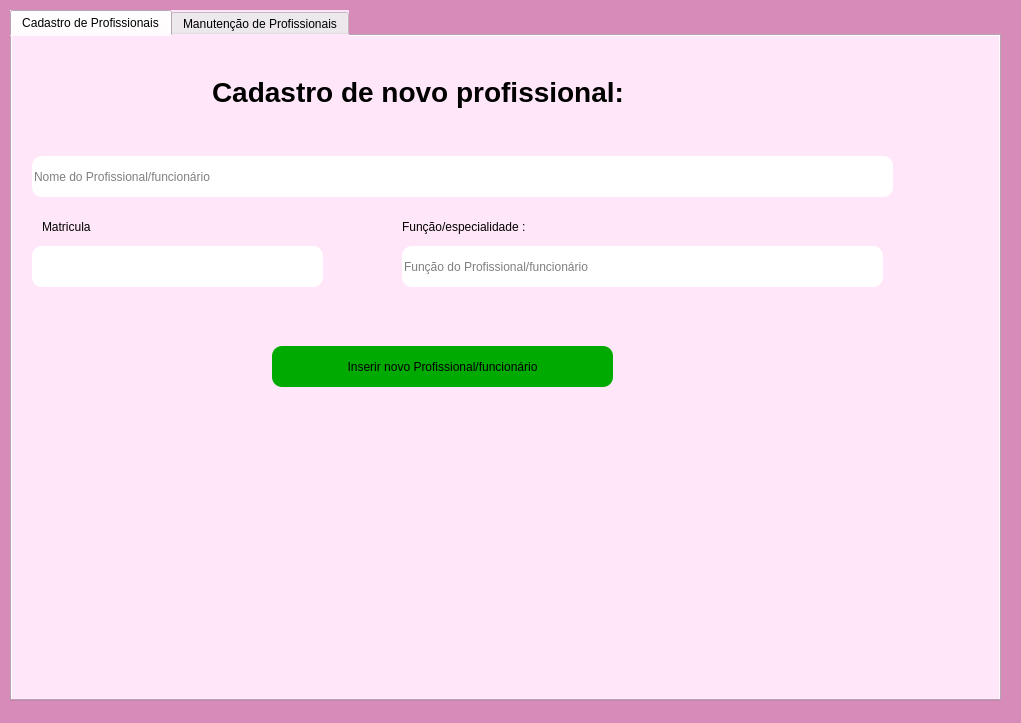
First picture: the form in telas_duda/profissionais.ui, repository JVwolfart/PROJETO-SALAO-JOVEM-PROGRAMADOR, before the edit.
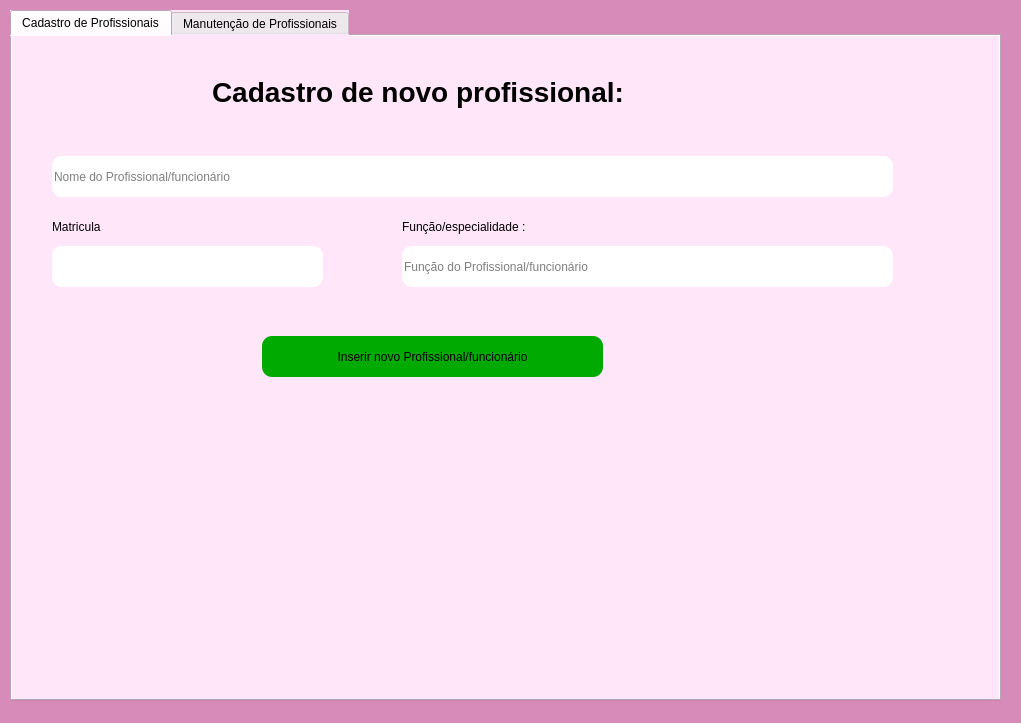
Second picture: the form after the edit. Icons and pictures are not drawn.

```diff
--- a/telas_duda/profissionais.ui
+++ b/telas_duda/profissionais.ui
@@ -92,8 +92,8 @@
      <widget class="QPushButton" name="BtnInserir">
       <property name="geometry">
        <rect>
-        <x>260</x>
-        <y>310</y>
+        <x>250</x>
+        <y>300</y>
         <width>341</width>
         <height>41</height>
        </rect>
@@ -120,7 +120,7 @@
      <widget class="QLabel" name="label">
       <property name="geometry">
        <rect>
-        <x>30</x>
+        <x>40</x>
         <y>180</y>
         <width>171</width>
         <height>22</height>
@@ -136,9 +136,9 @@
       </property>
       <property name="geometry">
        <rect>
-        <x>20</x>
+        <x>40</x>
         <y>120</y>
-        <width>861</width>
+        <width>841</width>
         <height>41</height>
        </rect>
       </property>
@@ -161,9 +161,9 @@
       </property>
       <property name="geometry">
        <rect>
-        <x>20</x>
+        <x>40</x>
         <y>210</y>
-        <width>291</width>
+        <width>271</width>
         <height>41</height>
        </rect>
       </property>
@@ -222,7 +222,7 @@
        <rect>
         <x>390</x>
         <y>210</y>
-        <width>481</width>
+        <width>491</width>
         <height>41</height>
        </rect>
       </property>
@@ -265,10 +265,10 @@
      <widget class="QLabel" name="label_5">
       <property name="geometry">
        <rect>
-        <x>540</x>
-        <y>470</y>
-        <width>411</width>
-        <height>161</height>
+        <x>450</x>
+        <y>410</y>
+        <width>501</width>
+        <height>221</height>
        </rect>
       </property>
       <property name="text">
```
Left out of the diff: 8 changed lines with no effect on the pictures.
